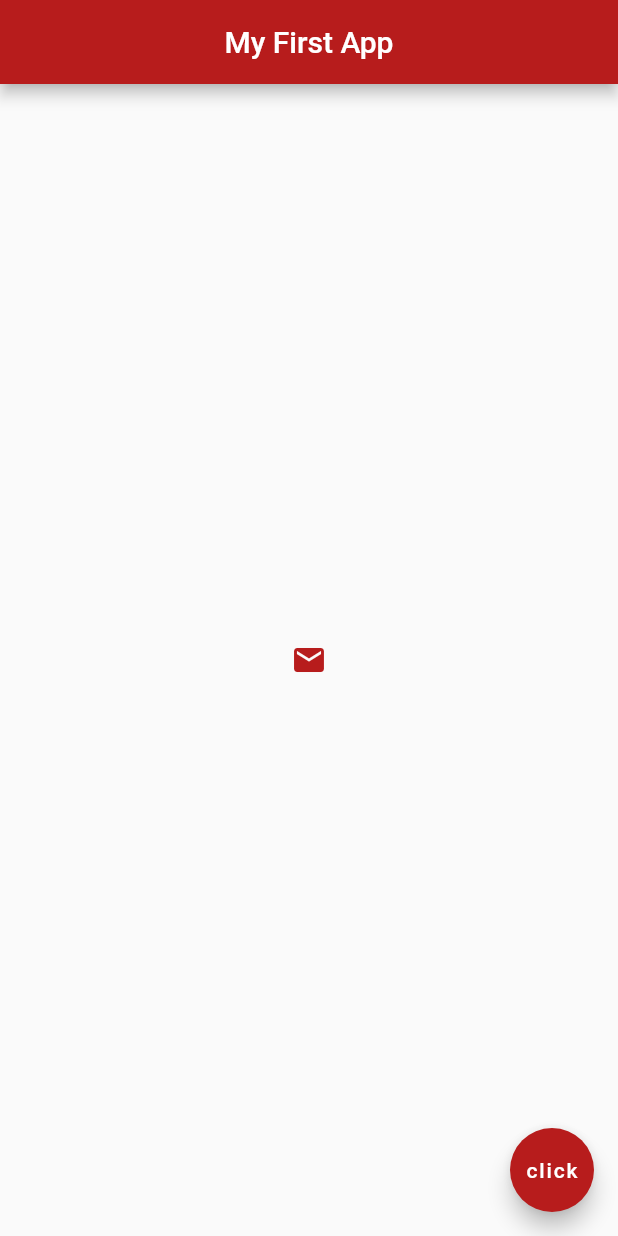
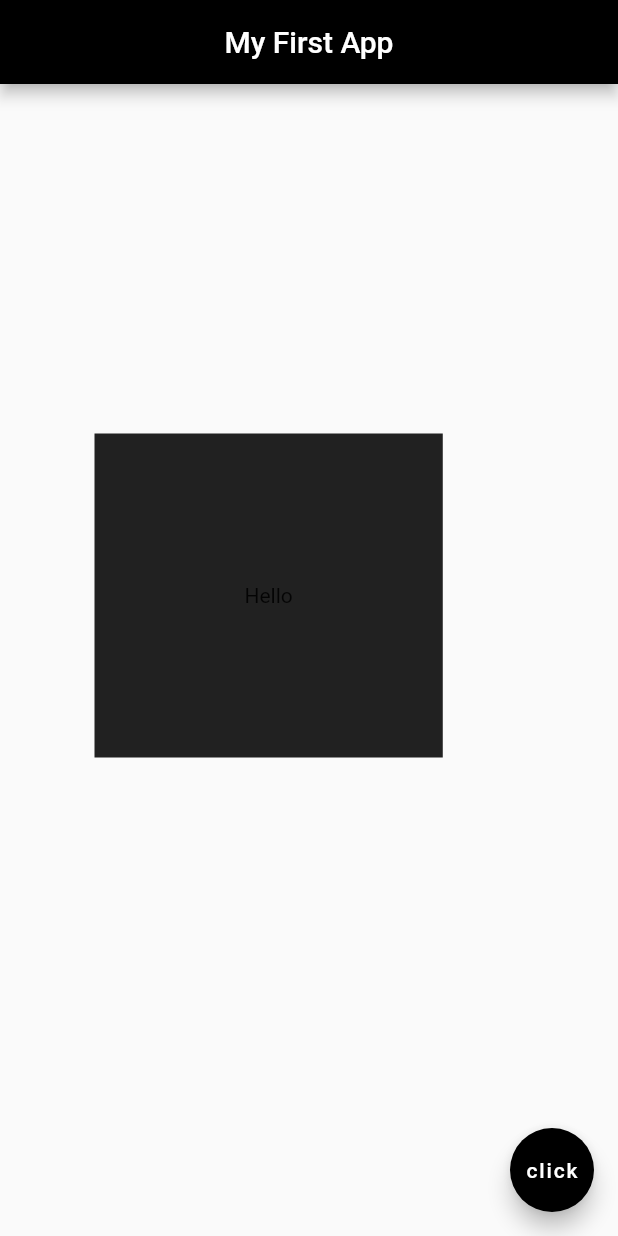
Before and after one commit to AbdullahYousaf-13/flutter-basic, a Flutter app: the screen it shows after launch, on a phone screen of 412 x 824 dp. Run offline on Flutter 3.47's test engine with Material 2 defaults, Android fonts, the phone set to English and light mode, and no system bars; project files that could hold a hidden picture were left out.

Commit message:
Done till Containers, Padding and Margins

```diff
--- a/lib/main.dart
+++ b/lib/main.dart
@@ -9,21 +9,20 @@ class Home extends StatelessWidget {
       appBar: AppBar(
         title: Text('My First App'),
         centerTitle: true,
-        backgroundColor: Colors.red[900],
+        backgroundColor: Colors.black,
       ),
-      body: Center(
-        child: IconButton(
-          onPressed: () {
-            print('You Clicked "Mail Icon" ');
-          },
-          icon: Icon(Icons.mail),
-          color: Colors.red[900],
-        ),
+      body: Container(
+        padding: EdgeInsets.all(100),
+        margin: EdgeInsets.symmetric(horizontal: 63, vertical: 233),
+        color: Colors.grey[900],
+        child: Text ('Hello'),
       ),
       floatingActionButton: FloatingActionButton(
-        onPressed: null,
+        onPressed: () {
+          print('You Clicked Button "Click" ');
+        },
         child: Text('click'),
-        backgroundColor: Colors.red[900],
+        backgroundColor: Colors.black,
       ),
     );
   }
```
Also changed, not shown: 1 other file.
